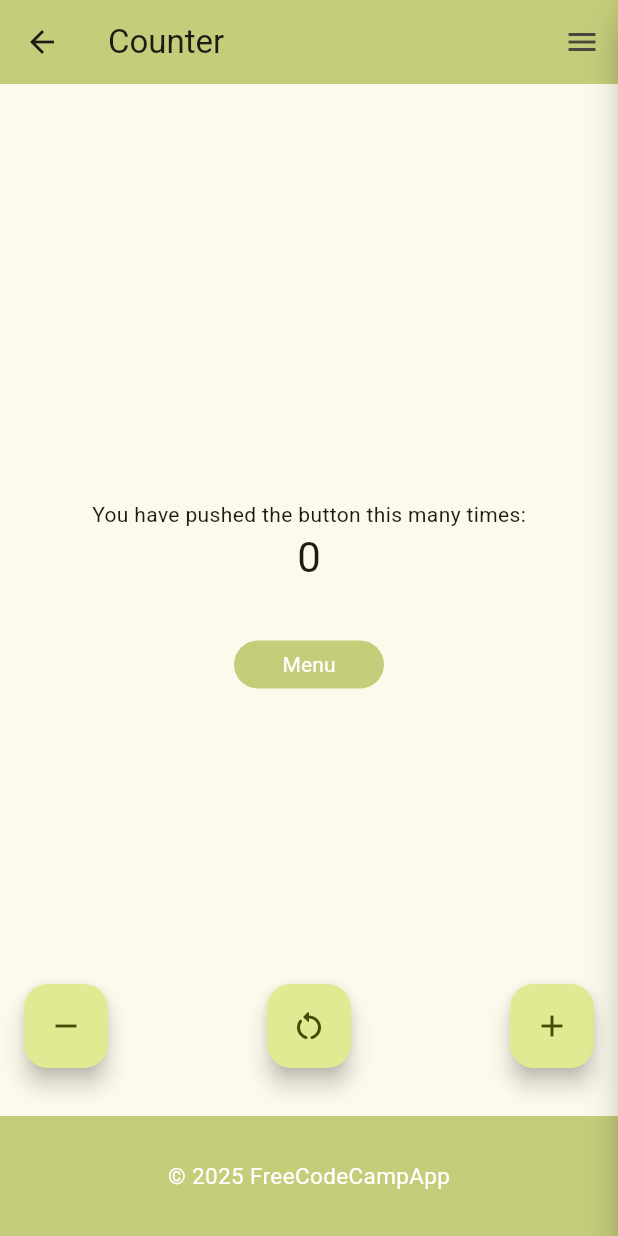
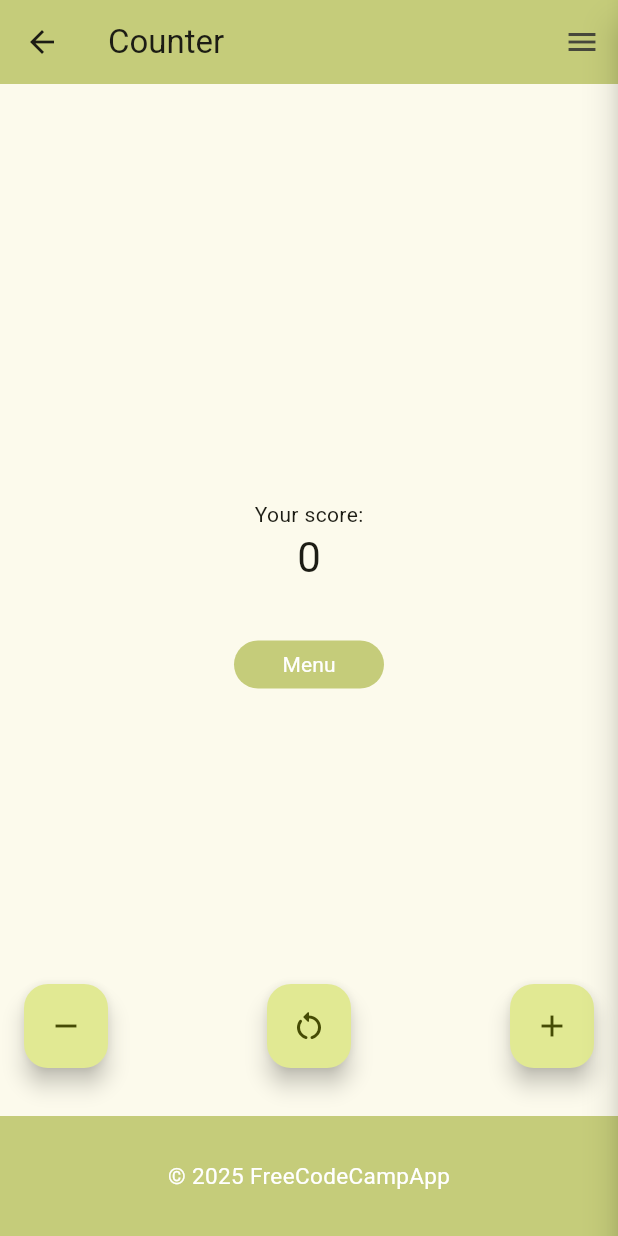
Before and after one commit to aqaandrey/fcc_simple_app, a Flutter app: the CounterView screen opened by its route, on a phone screen of 412 x 824 dp. Run offline on Flutter 3.47's test engine with Material 3 defaults, Android fonts, the light colour scheme and no system bars; our stand-ins replace carousel_slider, shared_preferences; accounts and stored records are empty.

Commit message:
change description text in the counter page

```diff
--- a/lib/counter_view.dart
+++ b/lib/counter_view.dart
@@ -47,7 +47,7 @@ class _CounterViewState extends State<CounterView> {
         child: Column(
           mainAxisAlignment: MainAxisAlignment.center,
           children: <Widget>[
-            const Text('You have pushed the button this many times:'),
+            const Text('Your score:'),
             Text(
               '$_counter',
               style: Theme.of(context).textTheme.headlineMedium,
```
